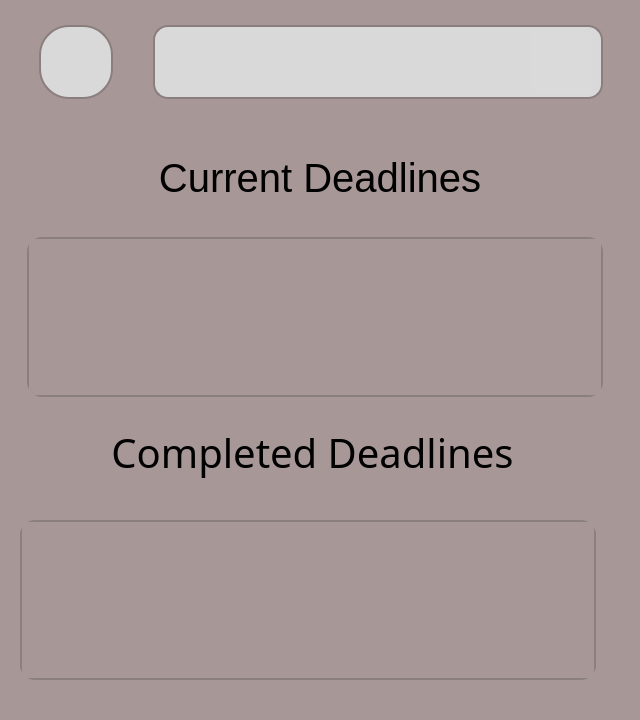
This is grape/src/profile/profile.ui in rotat1ck/grape as Qt 5 draws it before an edit. The edited form follows.
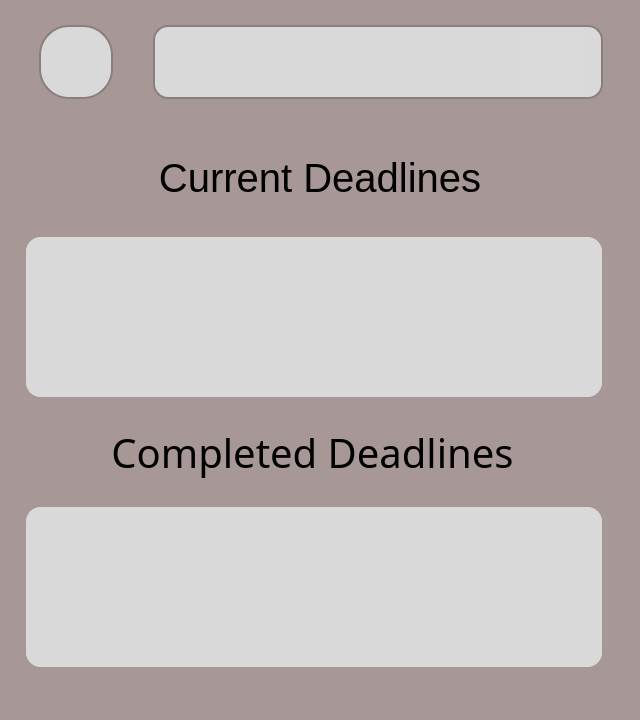
This is the edited form. Icons and pictures are not drawn.

The edit to the form file:
```diff
--- a/grape/src/profile/profile.ui
+++ b/grape/src/profile/profile.ui
@@ -16,29 +16,43 @@
   <property name="styleSheet">
    <string notr="true">background-color: #A89797;</string>
   </property>
-  <widget class="QLineEdit" name="username">
+  <layout class="QGridLayout" name="gridLayout">
+   <property name="leftMargin">
+    <number>0</number>
+   </property>
+   <property name="topMargin">
+    <number>0</number>
+   </property>
+   <property name="rightMargin">
+    <number>0</number>
+   </property>
+   <property name="bottomMargin">
+    <number>0</number>
+   </property>
+   <property name="spacing">
+    <number>0</number>
+   </property>
+   <item row="0" column="0">
+    <widget class="QWidget" name="centralwidget" native="true">
+     <widget class="QLabel" name="kitty">
    <property name="geometry">
     <rect>
-     <x>153</x>
-     <y>25</y>
-     <width>450</width>
-     <height>74</height>
+        <x>520</x>
+        <y>32</y>
+        <width>61</width>
+        <height>61</height>
     </rect>
    </property>
    <property name="styleSheet">
-    <string notr="true">QLineEdit {
-    background-color: #D9D9D9;
-    border: 2px solid #8B7E7E;
-    border-radius: 15px;
-    padding: 5px; 
-
-	font-size: 20px;
-	font-family: 'Comfortaa';
+       <string notr="true">
+QLabel {
+    image: url(:/img/userProfile.svg);
+	background-color: rgba(255, 255, 255, 10);
 }
 </string>
    </property>
-   <property name="readOnly">
-    <bool>true</bool>
+      <property name="text">
+       <string/>
    </property>
   </widget>
   <widget class="QPushButton" name="LeftSwipeButton">
@@ -70,30 +84,102 @@
     <string/>
    </property>
   </widget>
-  <widget class="QLabel" name="CurrDL_text">
+     <widget class="QScrollArea" name="completedDeadlinesScrollArea">
    <property name="geometry">
     <rect>
-     <x>53</x>
-     <y>134</y>
-     <width>534</width>
-     <height>88</height>
-    </rect>
-   </property>
-   <property name="layoutDirection">
-    <enum>Qt::LayoutDirection::LeftToRight</enum>
-   </property>
+        <x>26</x>
+        <y>507</y>
+        <width>576</width>
+        <height>160</height>
+       </rect>
+      </property>
+      <property name="styleSheet">
+       <string notr="true">QScrollArea
+ {
+    background-color: #D9D9D9;
+    border-radius: 15px;
+
+	font-size: 20px;
+	font-family: 'Comfortaa';
+}
+</string>
+      </property>
+      <property name="widgetResizable">
+       <bool>true</bool>
+      </property>
+      <widget class="QWidget" name="completedDeadlinesScrollAreaContents">
+       <property name="geometry">
+        <rect>
+         <x>0</x>
+         <y>0</y>
+         <width>576</width>
+         <height>160</height>
+        </rect>
+       </property>
    <property name="styleSheet">
-    <string notr="true">QLabel {
-	font-size: 40px;
-	font-family: 'Julius Sans One';
+        <string notr="true">background-color: #D9D9D9;
+border-radius: 15px;</string>
+       </property>
+      </widget>
+     </widget>
+     <widget class="QScrollArea" name="currentDeadlinesScrollArea">
+      <property name="geometry">
+       <rect>
+        <x>26</x>
+        <y>237</y>
+        <width>576</width>
+        <height>160</height>
+       </rect>
+      </property>
+      <property name="styleSheet">
+       <string notr="true">QScrollArea
+ {
+background-color: #D9D9D9;
+    border-radius: 15px;
+
+	font-size: 20px;
+	font-family: 'Comfortaa';
 }
 </string>
    </property>
-   <property name="text">
-    <string>Current Deadlines</string>
-   </property>
-   <property name="alignment">
-    <set>Qt::AlignmentFlag::AlignCenter</set>
+      <property name="widgetResizable">
+       <bool>true</bool>
+      </property>
+      <widget class="QWidget" name="currentDeadlinesScrollAreaContents">
+       <property name="geometry">
+        <rect>
+         <x>0</x>
+         <y>0</y>
+         <width>576</width>
+         <height>160</height>
+        </rect>
+       </property>
+       <property name="styleSheet">
+        <string notr="true">background-color: #D9D9D9;
+border-radius: 15px;</string>
+       </property>
+      </widget>
+     </widget>
+     <widget class="QLineEdit" name="username">
+      <property name="geometry">
+       <rect>
+        <x>153</x>
+        <y>25</y>
+        <width>450</width>
+        <height>74</height>
+       </rect>
+      </property>
+      <property name="styleSheet">
+       <string notr="true">QLineEdit {
+    background-color: #D9D9D9;
+    border: 2px solid #8B7E7E;
+    border-radius: 15px;
+    padding: 5px; 
+
+	font-size: 20px;
+	font-family: 'Comfortaa';
+}
+</string>
    </property>
   </widget>
   <widget class="QLabel" name="ComDL_text">
@@ -125,97 +211,42 @@
     <set>Qt::AlignmentFlag::AlignCenter</set>
    </property>
   </widget>
-  <widget class="QLabel" name="kitty">
+     <widget class="QLabel" name="CurrDL_text">
    <property name="geometry">
     <rect>
-     <x>530</x>
-     <y>33</y>
-     <width>61</width>
-     <height>61</height>
-    </rect>
-   </property>
+        <x>53</x>
+        <y>134</y>
+        <width>534</width>
+        <height>88</height>
+       </rect>
+      </property>
+      <property name="layoutDirection">
+       <enum>Qt::LayoutDirection::LeftToRight</enum>
+      </property>
    <property name="styleSheet">
-    <string notr="true">
-QLabel {
-    image: url(:/img/userProfile.svg);
-	background-color: rgba(255, 255, 255, 10);
+       <string notr="true">QLabel {
+	font-size: 40px;
+	font-family: 'Julius Sans One';
 }
 </string>
    </property>
    <property name="text">
-    <string/>
-   </property>
-  </widget>
-  <widget class="QScrollArea" name="currentDeadlinesScrollArea">
-   <property name="geometry">
-    <rect>
-     <x>27</x>
-     <y>237</y>
-     <width>576</width>
-     <height>160</height>
-    </rect>
-   </property>
-   <property name="styleSheet">
-    <string notr="true">QScrollArea
- {
-    background-color: #D9D9D9;
-    border: 2px solid #8B7E7E;
-    border-radius: 15px;
-
-	font-size: 20px;
-	font-family: 'Comfortaa';
-}
-</string>
-   </property>
-   <property name="widgetResizable">
-    <bool>true</bool>
-   </property>
-   <widget class="QWidget" name="currentDeadlinesScrollAreaContents">
-    <property name="geometry">
-     <rect>
-      <x>0</x>
-      <y>0</y>
-      <width>572</width>
-      <height>156</height>
-     </rect>
-    </property>
-   </widget>
-  </widget>
-  <widget class="QScrollArea" name="completedDeadlinesScrollArea">
-   <property name="geometry">
-    <rect>
-     <x>20</x>
-     <y>520</y>
-     <width>576</width>
-     <height>160</height>
-    </rect>
-   </property>
-   <property name="styleSheet">
-    <string notr="true">QScrollArea
- {
-    background-color: #D9D9D9;
-    border: 2px solid #8B7E7E;
-    border-radius: 15px;
-
-	font-size: 20px;
-	font-family: 'Comfortaa';
-}
-</string>
-   </property>
-   <property name="widgetResizable">
-    <bool>true</bool>
-   </property>
-   <widget class="QWidget" name="completedDeadlinesScrollAreaContents">
-    <property name="geometry">
-     <rect>
-      <x>0</x>
-      <y>0</y>
-      <width>572</width>
-      <height>156</height>
-     </rect>
-    </property>
-   </widget>
-  </widget>
+       <string>Current Deadlines</string>
+      </property>
+      <property name="alignment">
+       <set>Qt::AlignmentFlag::AlignCenter</set>
+      </property>
+     </widget>
+     <zorder>LeftSwipeButton</zorder>
+     <zorder>completedDeadlinesScrollArea</zorder>
+     <zorder>currentDeadlinesScrollArea</zorder>
+     <zorder>username</zorder>
+     <zorder>ComDL_text</zorder>
+     <zorder>CurrDL_text</zorder>
+     <zorder>kitty</zorder>
+    </widget>
+   </item>
+  </layout>
  </widget>
  <resources/>
  <connections/>
```
Lines whose indentation alone changed are shown as unchanged.
